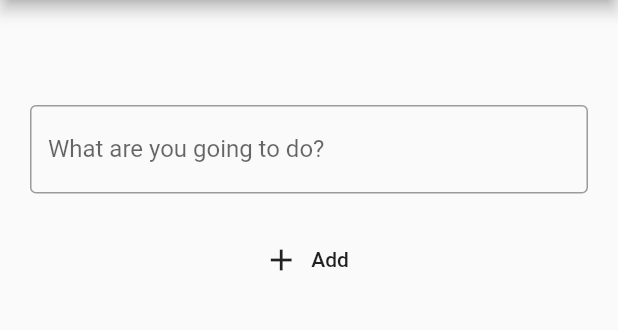
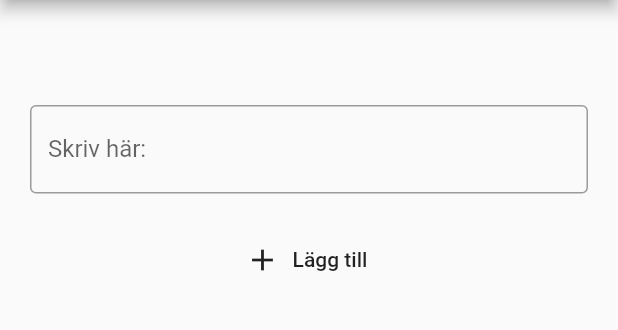
Before and after one commit to gu-tig169/gusbarreol, a Flutter app: the AddTaskPage screen opened directly, on a phone screen of 412 x 824 dp, the part 84-414 px from its top. Run offline on Flutter 3.47's test engine with Material 2 defaults, Android fonts, the phone set to English and light mode, and no system bars; our stand-ins replace fluttertoast; missing offline and left inert: slide_digital_clock.

Commit message:
Steg 2 klar

```diff
--- a/lib/secondPage.dart
+++ b/lib/secondPage.dart
@@ -36,17 +36,23 @@ class AddTaskPage extends StatelessWidget {
                 controller: inputController,
                 decoration: InputDecoration(
                   border: OutlineInputBorder(),
-                  labelText: "What are you going to do?",
+                  labelText: "Skriv här:",
                 ),
               ),
               SizedBox(height: 20),
               FlatButton.icon(
                 onPressed: () {
                   //Här ska poppas istället för pusha nytt objekt på stacken
-                  Navigator.pop(context, inputController.text);
+                  // Navigator.pop(context, inputController.text);
+                  if (inputController.text == "") {
+                    state.myFlutterToast(
+                        "Skriv något i rutan för att lägga till en TODO.");
+                  } else {
+                    Navigator.pop(context, inputController.text);
+                  }
                 },
                 icon: Icon(Icons.add),
-                label: Text("Add"),
+                label: Text("Lägg till"),
               ),
             ],
           ),
```
Also changed, not shown: lib/Model.dart (+12 -2 lines), lib/main.dart (+5 -17 lines).
